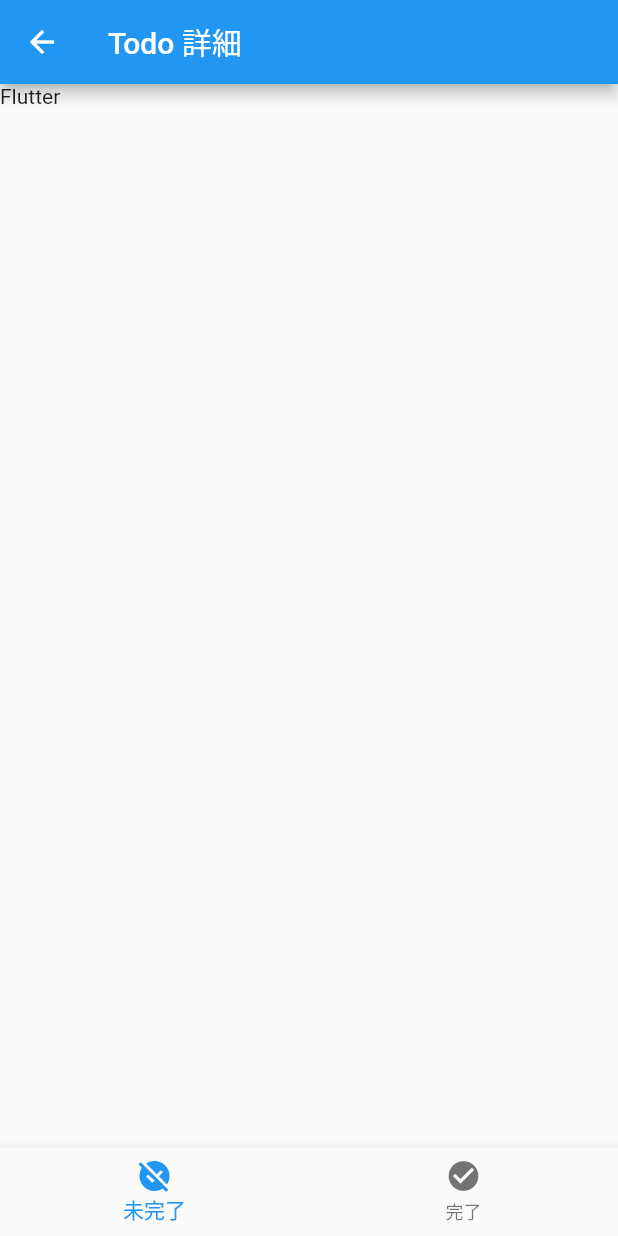
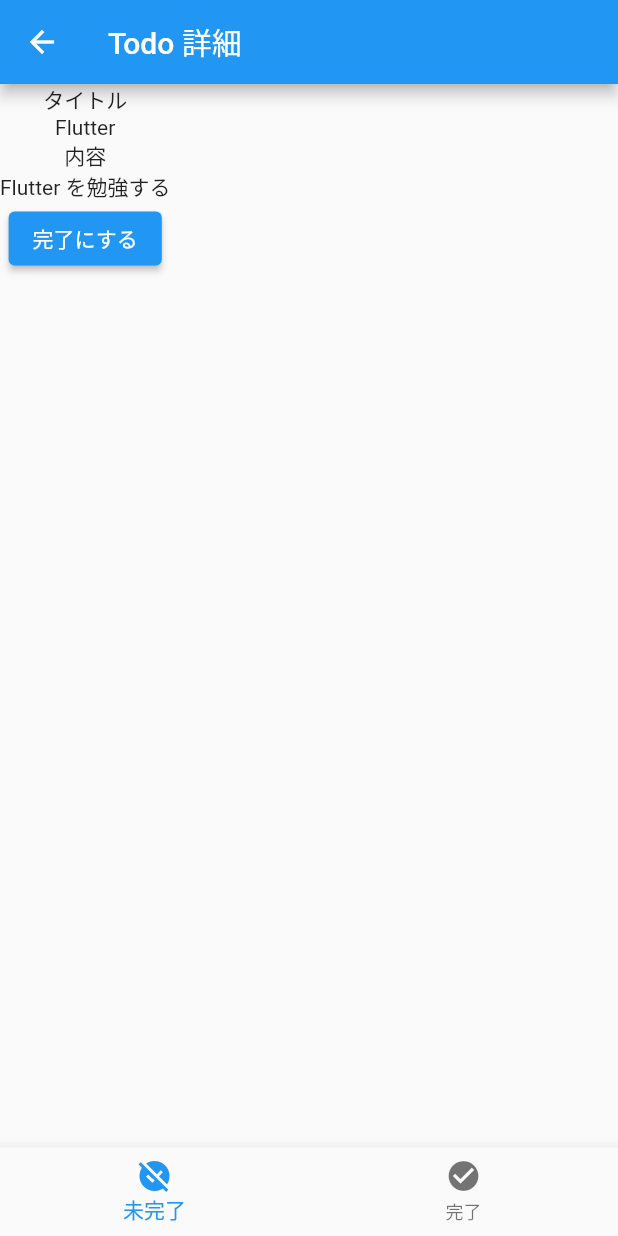
Before and after one commit to fukiko2020/flutter_sample_app, a Flutter app: the screen it shows after launch, after a tap on an icon or button, on a phone screen of 412 x 824 dp. Run offline on Flutter 3.47's test engine with Material 2 defaults, Android fonts, the phone set to English and light mode, and no system bars.

Commit message:
Todo詳細から完了にする・未完了にするボタンが機能するようにした

```diff
--- a/lib/todo_detail.dart
+++ b/lib/todo_detail.dart
@@ -1,10 +1,33 @@
 import 'package:flutter/material.dart';
 
-class TodoDetailPage extends StatelessWidget {
-    const TodoDetailPage({Key? key, required this.todoItem}) : super(key: key);
+class TodoDetailPage extends StatefulWidget {
+    const TodoDetailPage({
+        Key? key,
+        required this.todoItem,
+        required this.toggleIsCompleted,
+    }) : super(key: key);
 
     final Map todoItem;
+    final Function(int) toggleIsCompleted;
 
+    @override
+    TodoDetailPageState createState() => TodoDetailPageState();
+}
+
+class TodoDetailPageState extends State<TodoDetailPage> {
+    bool currentIsCompleted = false;
+
+    @override
+    void initState() {
+        super.initState();
+        currentIsCompleted = widget.todoItem['isCompleted'];
+    }
+
+    void setCurrentIsCompleted() {
+        setState(() {
+            currentIsCompleted = !currentIsCompleted;
+        });
+    }
 
     @override
     Widget build(BuildContext context) {
@@ -12,8 +35,22 @@ class TodoDetailPage extends StatelessWidget {
             appBar: AppBar(
                 title: const Text('Todo 詳細'),
             ),
-            body: Container(
-                child: Text('${todoItem['title']}'),
+            body: Column(
+                children: <Widget>[
+                    const Text('タイトル'),
+                    Text('${widget.todoItem['title']}'),
+                    const Text('内容'),
+                    Text(widget.todoItem['content']),
+                    ElevatedButton(
+                        onPressed: () {
+                            widget.toggleIsCompleted(widget.todoItem['id']);
+                            setCurrentIsCompleted();
+                        },
+                        child: currentIsCompleted
+                        ? const Text('未完了にする')
+                        : const Text('完了にする'),
+                    ),
+                ],
             ),
             bottomNavigationBar: BottomNavigationBar(
                 items: const <BottomNavigationBarItem>[
--- a/lib/todo_list.dart
+++ b/lib/todo_list.dart
@@ -15,16 +15,19 @@ class TodoListPageState extends State {
     int bottomBarIndex = 0;  // 選択されたタブを管理するための変数
     List<Map> todoList = [
         {
+            'id': 0,
             'title': 'Flutter',
             'content': 'Flutter を勉強する',
             'isCompleted': false,
         },
         {
+            'id': 1,
             'title': '買い物',
             'content': '卵を買う',
             'isCompleted': false,
         },
         {
+            'id': 2,
             'title': '課題',
             'content': '月 3 レポート',
             'isCompleted': true,
@@ -38,10 +41,19 @@ class TodoListPageState extends State {
         });
     }
 
+    void toggleIsCompleted(int index) {
+        setState(() {
+            todoList[index]['isCompleted'] = !todoList[index]['isCompleted'];
+        });
+    }
+
     void toDetailPage(int index) {
         Navigator.of(context).push(
             MaterialPageRoute(builder: (context) {
-                return TodoDetailPage(todoItem: todoList[index]);
+                return TodoDetailPage(
+                    todoItem: todoList[index],
+                    toggleIsCompleted: toggleIsCompleted,
+                );
             }),
         );
     }
```
Also changed, not shown: 1 other file.
